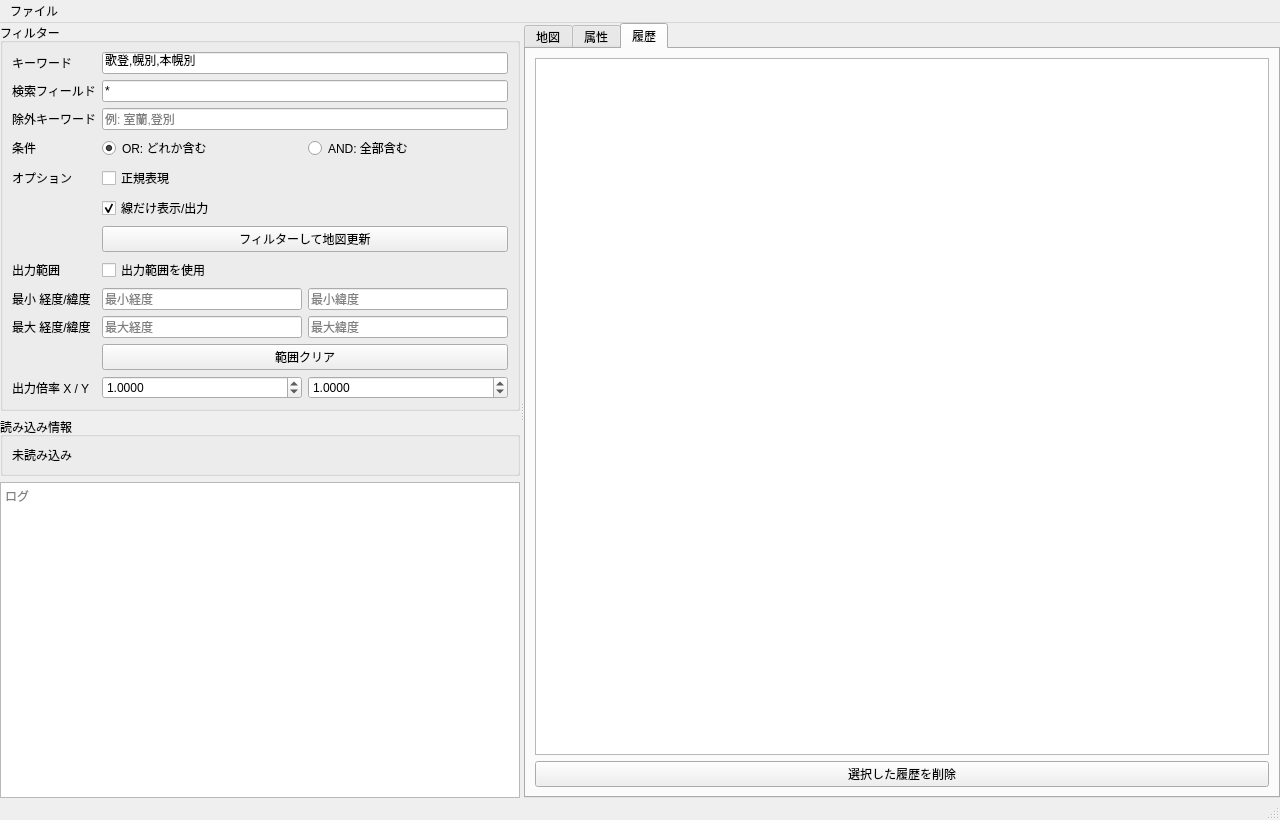
The window that ui/main_window.ui (Ikumyon/NRClipBuilder) describes before a commit, drawn with Qt 5.
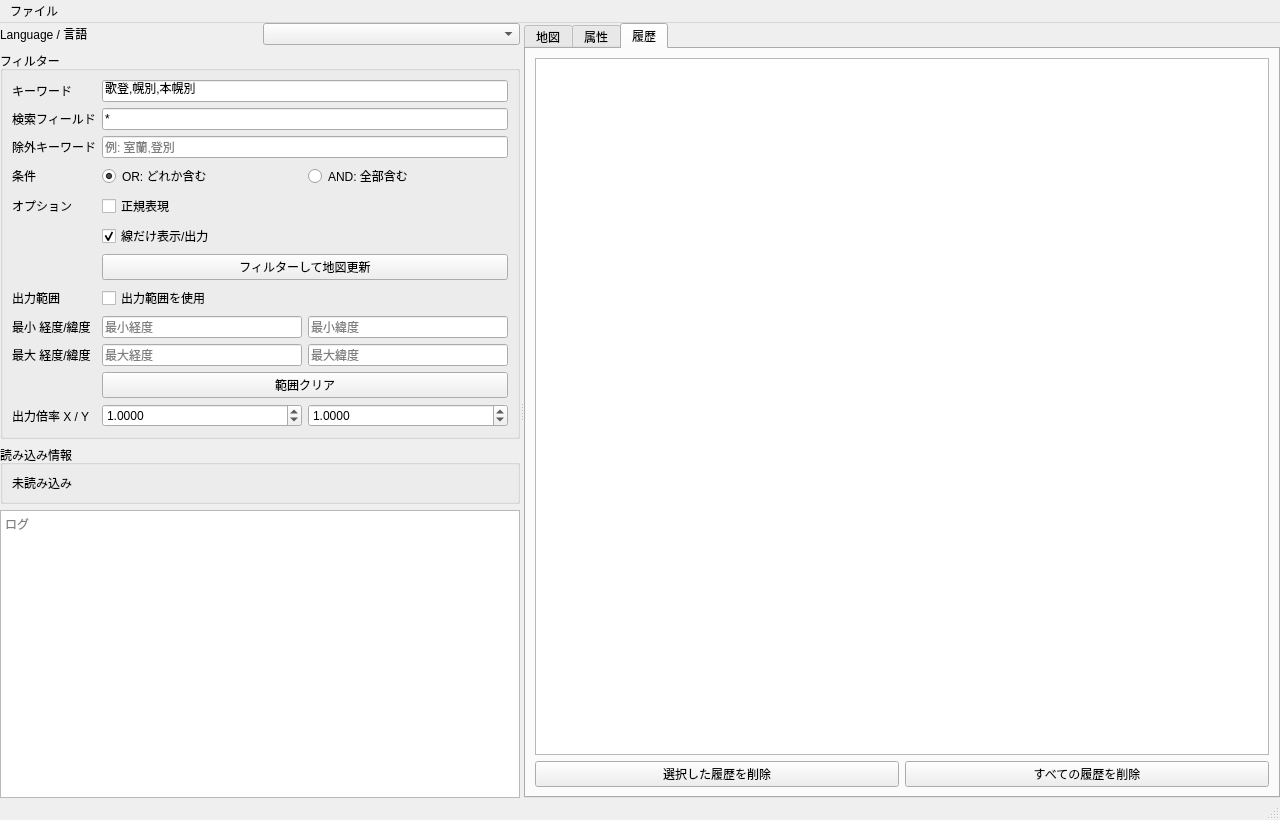
The same window after the commit. The open tabs and pages were chosen to show the change.

```diff
--- a/ui/main_window.ui
+++ b/ui/main_window.ui
@@ -47,6 +47,35 @@
         </size>
        </property>
        <layout class="QVBoxLayout" name="leftLayout">
+        <!-- Language Selector Group -->
+        <item>
+         <widget class="QWidget" name="lang_container" native="true">
+          <layout class="QHBoxLayout" name="lang_layout">
+           <property name="leftMargin">
+            <number>0</number>
+           </property>
+           <property name="topMargin">
+            <number>0</number>
+           </property>
+           <property name="rightMargin">
+            <number>0</number>
+           </property>
+           <property name="bottomMargin">
+            <number>0</number>
+           </property>
+           <item>
+            <widget class="QLabel" name="label_lang">
+             <property name="text">
+              <string>Language / 言語</string>
+             </property>
+            </widget>
+           </item>
+           <item>
+            <widget class="QComboBox" name="lang_combo"/>
+           </item>
+          </layout>
+         </widget>
+        </item>
         <!-- Filter Group -->
         <item>
          <widget class="QGroupBox" name="filter_group">
@@ -376,11 +405,22 @@
           </widget>
          </item>
          <item>
+           <layout class="QHBoxLayout" name="history_btn_layout">
+            <item>
           <widget class="QPushButton" name="delete_history_btn">
            <property name="text">
             <string>選択した履歴を削除</string>
            </property>
           </widget>
+            </item>
+            <item>
+             <widget class="QPushButton" name="clear_history_btn">
+              <property name="text">
+               <string>すべての履歴を削除</string>
+              </property>
+             </widget>
+            </item>
+           </layout>
          </item>
         </layout>
        </widget>
```
Left out of the diff: 2 changed lines with no effect on the pictures. Lines whose indentation alone changed are shown as unchanged.
